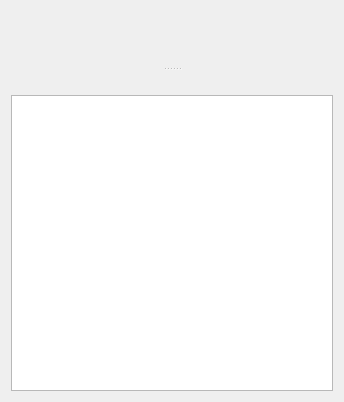
Old version of the form src/chatwindow.ui in the repository parikshitag/wavr.
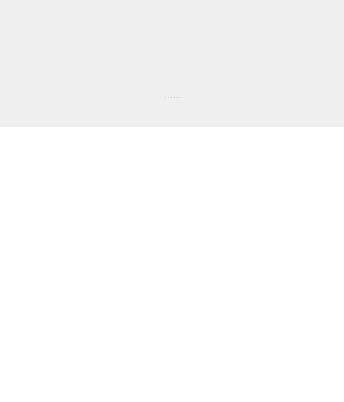
New version of the form.

Commit message: Project Partially completed. DONE: 	Added themes. 	chat window completed. TODO: 	main window context menu. 	file/folder transfer. 	main window status bubble in center. 	system tray.

The edit to the form file:
```diff
--- a/src/chatwindow.ui
+++ b/src/chatwindow.ui
@@ -13,45 +13,203 @@
   <property name="windowTitle">
    <string>Form</string>
   </property>
-  <layout class="QVBoxLayout" name="verticalLayout_3">
+  <layout class="QVBoxLayout" name="verticalLayout_4">
+   <property name="spacing">
+    <number>0</number>
+   </property>
+   <property name="leftMargin">
+    <number>0</number>
+   </property>
+   <property name="topMargin">
+    <number>0</number>
+   </property>
+   <property name="rightMargin">
+    <number>0</number>
+   </property>
+   <property name="bottomMargin">
+    <number>0</number>
+   </property>
    <item>
     <widget class="QSplitter" name="splitter">
      <property name="orientation">
       <enum>Qt::Vertical</enum>
      </property>
+     <property name="handleWidth">
+      <number>7</number>
+     </property>
+     <property name="childrenCollapsible">
+      <bool>false</bool>
+     </property>
      <widget class="QWidget" name="layoutWidget">
       <layout class="QVBoxLayout" name="verticalLayout">
+       <property name="spacing">
+        <number>0</number>
+       </property>
        <item>
         <widget class="QWidget" name="wgtLog" native="true">
+         <property name="sizePolicy">
+          <sizepolicy hsizetype="Expanding" vsizetype="Expanding">
+           <horstretch>0</horstretch>
+           <verstretch>0</verstretch>
+          </sizepolicy>
+         </property>
+         <property name="minimumSize">
+          <size>
+           <width>0</width>
+           <height>54</height>
+          </size>
+         </property>
          <layout class="QHBoxLayout" name="horizontalLayout">
+          <property name="spacing">
+           <number>0</number>
+          </property>
+          <property name="leftMargin">
+           <number>0</number>
+          </property>
+          <property name="topMargin">
+           <number>0</number>
+          </property>
+          <property name="rightMargin">
+           <number>0</number>
+          </property>
+          <property name="bottomMargin">
+           <number>0</number>
+          </property>
           <item>
-           <layout class="QVBoxLayout" name="logLayout"/>
+           <layout class="QVBoxLayout" name="logLayout">
+            <property name="spacing">
+             <number>0</number>
+            </property>
+           </layout>
           </item>
          </layout>
         </widget>
        </item>
        <item>
         <widget class="QLabel" name="lblInfo">
-         <property name="text">
-          <string/>
+         <property name="autoFillBackground">
+          <bool>true</bool>
+         </property>
+         <property name="alignment">
+          <set>Qt::AlignCenter</set>
          </property>
         </widget>
        </item>
       </layout>
      </widget>
-     <widget class="QWidget" name="layoutWidget">
-      <layout class="QVBoxLayout" name="verticalLayout_2">
+     <widget class="QWidget" name="layoutWidget1">
+      <layout class="QVBoxLayout" name="verticalLayout_3">
+       <property name="spacing">
+        <number>0</number>
+       </property>
+       <item>
+        <widget class="QLabel" name="lblDividerTop">
+         <property name="sizePolicy">
+          <sizepolicy hsizetype="Preferred" vsizetype="Fixed">
+           <horstretch>0</horstretch>
+           <verstretch>0</verstretch>
+          </sizepolicy>
+         </property>
+         <property name="minimumSize">
+          <size>
+           <width>0</width>
+           <height>1</height>
+          </size>
+         </property>
+         <property name="maximumSize">
+          <size>
+           <width>16777215</width>
+           <height>1</height>
+          </size>
+         </property>
+        </widget>
+       </item>
        <item>
         <widget class="QWidget" name="wgtToolBar" native="true">
-         <layout class="QVBoxLayout" name="verticalLayout_4">
+         <property name="minimumSize">
+          <size>
+           <width>0</width>
+           <height>24</height>
+          </size>
+         </property>
+         <property name="maximumSize">
+          <size>
+           <width>16777214</width>
+           <height>24</height>
+          </size>
+         </property>
+         <layout class="QVBoxLayout" name="verticalLayout_2">
+          <property name="spacing">
+           <number>0</number>
+          </property>
+          <property name="leftMargin">
+           <number>0</number>
+          </property>
+          <property name="topMargin">
+           <number>0</number>
+          </property>
+          <property name="rightMargin">
+           <number>0</number>
+          </property>
+          <property name="bottomMargin">
+           <number>0</number>
+          </property>
           <item>
-           <layout class="QHBoxLayout" name="toolBarLayout"/>
+           <layout class="QHBoxLayout" name="toolBarLayout">
+            <property name="spacing">
+             <number>0</number>
+            </property>
+           </layout>
           </item>
          </layout>
         </widget>
        </item>
        <item>
-        <widget class="QTextEdit" name="txtMessage"/>
+        <widget class="QLabel" name="lblDividerBottom">
+         <property name="sizePolicy">
+          <sizepolicy hsizetype="Preferred" vsizetype="Fixed">
+           <horstretch>0</horstretch>
+           <verstretch>0</verstretch>
+          </sizepolicy>
+         </property>
+         <property name="minimumSize">
+          <size>
+           <width>0</width>
+           <height>1</height>
+          </size>
+         </property>
+         <property name="maximumSize">
+          <size>
+           <width>16777215</width>
+           <height>1</height>
+          </size>
+         </property>
+        </widget>
+       </item>
+       <item>
+        <widget class="QTextEdit" name="txtMessage">
+         <property name="sizePolicy">
+          <sizepolicy hsizetype="Expanding" vsizetype="Minimum">
+           <horstretch>0</horstretch>
+           <verstretch>0</verstretch>
+          </sizepolicy>
+         </property>
+         <property name="minimumSize">
+          <size>
+           <width>0</width>
+           <height>36</height>
+          </size>
+         </property>
+         <property name="frameShape">
+          <enum>QFrame::NoFrame</enum>
+         </property>
+         <property name="tabChangesFocus">
+          <bool>true</bool>
+         </property>
+         <property name="acceptRichText">
+          <bool>false</bool>
+         </property>
+        </widget>
        </item>
       </layout>
      </widget>
```
The commit also changes 62 other files.
